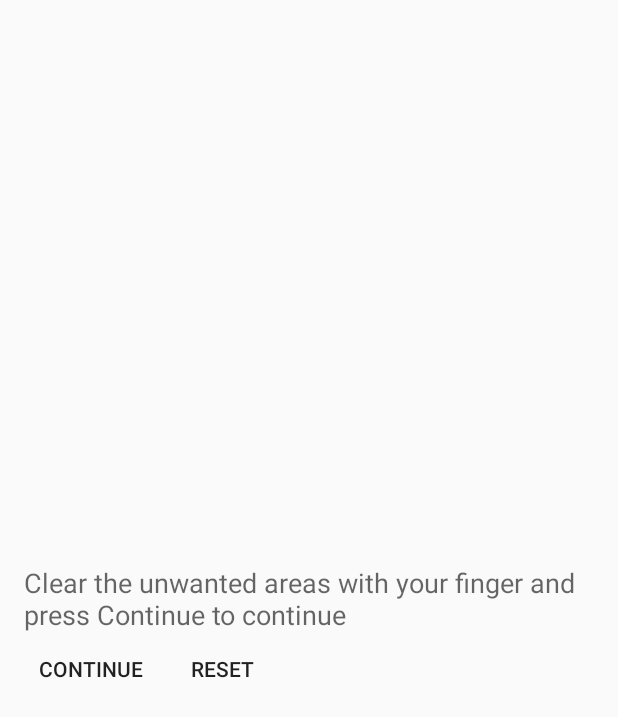
After one commit to donmyrmi/floraclassificationapplication, an Android app: the layout clean_flower_layout.xml on its own in the app's theme, with its tools: preview values and no code run, on a phone screen of 412 x 824 dp. The commit adds this screen. Shown: the top 717 px of the screen. Run offline under Robolectric (Android 15) with nearby library versions, the phone set to English and light mode, and no system bars.

Commit message:
Hand clean
Added cleaning area by hand
Moved consuming methods to async tasks
some other minor improvments

```diff
--- a/app/src/main/java/com/sn/floraclassificationapplication/GPSTracker.java
+++ b/app/src/main/java/com/sn/floraclassificationapplication/GPSTracker.java
@@ -46,6 +46,7 @@ public class GPSTracker extends Service implements LocationListener {
         getLocation();
     }
 
+
     public Location getLocation() {
         try {
             locationManager = (LocationManager) mContext
@@ -65,6 +66,7 @@ public class GPSTracker extends Service implements LocationListener {
                 this.canGetLocation = true;
                 // First get location from Network Provider
                 if (isNetworkEnabled) {
+
                     locationManager.requestLocationUpdates(
                             LocationManager.NETWORK_PROVIDER,
                             MIN_TIME_BW_UPDATES,
--- a/app/src/main/java/com/sn/floraclassificationapplication/classifier/ResultList.java
+++ b/app/src/main/java/com/sn/floraclassificationapplication/classifier/ResultList.java
@@ -42,7 +42,7 @@ public class ResultList extends ArrayAdapter<String> {
 
         ImageView imageView = (ImageView) rowView.findViewById(R.id.img);
         Bitmap tempBi = BitmapFactory.decodeResource(context.getResources(), imageId[position]);
-        tempBi = ic.getRoundedShape(tempBi);
+        //tempBi = ic.getRoundedShape(tempBi);
 
 
         upTxtTitle.setText(upTxt[position]);
--- a/app/src/main/java/com/sn/floraclassificationapplication/classifier/ShowValues.java
+++ b/app/src/main/java/com/sn/floraclassificationapplication/classifier/ShowValues.java
@@ -1,6 +1,7 @@
 package com.sn.floraclassificationapplication.classifier;
 
 import android.app.Activity;
+import android.graphics.Bitmap;
 import android.graphics.Color;
 import android.media.Image;
 import android.support.v7.app.AppCompatActivity;
@@ -14,6 +15,7 @@ import android.widget.Toast;
 import com.sn.floraclassificationapplication.Flower;
 import com.sn.floraclassificationapplication.MainActivity;
 import com.sn.floraclassificationapplication.R;
+import com.sn.floraclassificationapplication.segmenter.ImageController;
 
 import java.util.ArrayList;
 import java.util.List;
@@ -23,6 +25,7 @@ import java.util.List;
  */
 public class ShowValues {
     private final Flower flower;
+    private ImageController ic;
     private List<String> List_file;
     private ListView listView;
     private static int NUMBER_OF_VARIABLES = 8+3;
@@ -35,6 +38,7 @@ public class ShowValues {
         this.mainActivity = mainActivity;
         this.flower = currentFlower;
         List_file =new ArrayList<String>();
+        ic = ImageController.getInstance();
     }
 
     private void CreateListView()
@@ -48,6 +52,8 @@ public class ShowValues {
             strUpValues[i] = "HU"+(i+1);
             strDownValues[i] = Double.toString(moments[i]);
         }
+
+        // Add RGB
         strUpValues[8] = "R-avg";
         strUpValues[9] = "G-avg";
         strUpValues[10] = "B-avg";
--- /dev/null
+++ b/app/src/main/java/com/sn/floraclassificationapplication/segmenter/DrawingView.java
@@ -0,0 +1,155 @@
+package com.sn.floraclassificationapplication.segmenter;
+
+import android.content.Context;
+import android.graphics.Bitmap;
+import android.graphics.Canvas;
+import android.graphics.Color;
+import android.graphics.Paint;
+import android.graphics.Path;
+import android.graphics.PorterDuff;
+import android.graphics.PorterDuffXfermode;
+import android.util.AttributeSet;
+import android.view.MotionEvent;
+import android.view.View;
+
+
+/**
+ * Created by Nadav on 02-Dec-15.
+ */
+public class DrawingView extends View {
+
+    private Bitmap mBitmap;
+    private Canvas mCanvas;
+    private Path mPath;
+    private Paint mBitmapPaint;
+    Context context;
+    private Paint circlePaint;
+    private Path circlePath;
+    private Paint mPaint;
+    private Bitmap image;
+
+    public DrawingView(Context context) {
+        this(context, null);
+    }
+
+    public DrawingView(Context context, AttributeSet attrs) {
+        this(context, attrs, 0);
+    }
+
+    public DrawingView(Context context, AttributeSet attrs, int defStyle) {
+        super(context, attrs, defStyle);
+
+        this.context=context;
+        mPath = new Path();
+        mBitmapPaint = new Paint(Paint.DITHER_FLAG);
+        circlePaint = new Paint();
+        circlePath = new Path();
+
+        circlePaint.setAntiAlias(true);
+        circlePaint.setColor(Color.BLUE);
+        circlePaint.setStyle(Paint.Style.STROKE);
+        circlePaint.setStrokeJoin(Paint.Join.MITER);
+        circlePaint.setStrokeWidth(4f);
+
+        mPaint = new Paint();
+        mPaint.setAntiAlias(true);
+        mPaint.setDither(true);
+        mPaint.setColor(Color.TRANSPARENT);
+        mPaint.setXfermode(new PorterDuffXfermode(PorterDuff.Mode.CLEAR));
+        mPaint.setStyle(Paint.Style.STROKE);
+        mPaint.setStrokeJoin(Paint.Join.ROUND);
+        mPaint.setStrokeCap(Paint.Cap.ROUND);
+        mPaint.setStrokeWidth(36);
+    }
+
+
+
+    @Override
+    protected void onSizeChanged(int w, int h, int oldw, int oldh) {
+        super.onSizeChanged(w, h, oldw, oldh);
+
+        if (image!= null) {
+            mBitmap = image.copy(Bitmap.Config.ARGB_8888, true);
+            mCanvas = new Canvas(mBitmap);
+        }
+    }
+
+    protected  void setImage(Bitmap image) {
+        this.image = image;
+        mBitmap = image.copy(Bitmap.Config.ARGB_8888, true);
+        mCanvas = new Canvas(mBitmap);
+        invalidate();
+    }
+
+    @Override
+    protected void onDraw(Canvas canvas) {
+        super.onDraw(canvas);
+
+        canvas.drawBitmap(mBitmap, 0, 0, mBitmapPaint);
+        canvas.drawPath(mPath, mPaint);
+    }
+
+    private float mX, mY;
+    private static final float TOUCH_TOLERANCE = 4;
+
+    private void touch_start(float x, float y) {
+        mPath.reset();
+        mPath.moveTo(x, y);
+        mX = x;
+        mY = y;
+    }
+
+    private void touch_move(float x, float y) {
+        float dx = Math.abs(x - mX);
+        float dy = Math.abs(y - mY);
+        if (dx >= TOUCH_TOLERANCE || dy >= TOUCH_TOLERANCE) {
+            mPath.quadTo(mX, mY, (x + mX)/2, (y + mY)/2);
+            mX = x;
+            mY = y;
+
+            circlePath.reset();
+            //circlePath.addCircle(mX, mY, 30, Path.Direction.CW);
+        }
+    }
+
+    private void touch_up() {
+        mPath.lineTo(mX, mY);
+        circlePath.reset();
+        // commit the path to our offscreen
+        mCanvas.drawPath(mPath,  mPaint);
+        // kill this so we don't double draw
+        mPath.reset();
+    }
+
+    @Override
+    public boolean onTouchEvent(MotionEvent event) {
+        float x = event.getX();
+        float y = event.getY();
+
+        switch (event.getAction()) {
+            case MotionEvent.ACTION_DOWN:
+                touch_start(x, y);
+                invalidate();
+                break;
+            case MotionEvent.ACTION_MOVE:
+                touch_move(x, y);
+                invalidate();
+                break;
+            case MotionEvent.ACTION_UP:
+                touch_up();
+                invalidate();
+                break;
+        }
+        return true;
+    }
+
+    public void clear(){
+        mBitmap = image.copy(Bitmap.Config.ARGB_8888, true);
+        mCanvas = new Canvas(mBitmap);
+        invalidate();
+    }
+
+    public Bitmap saveImage() {
+        return mBitmap;
+    }
+}
--- a/app/src/main/java/com/sn/floraclassificationapplication/segmenter/ImageController.java
+++ b/app/src/main/java/com/sn/floraclassificationapplication/segmenter/ImageController.java
@@ -16,6 +16,7 @@ import android.graphics.Rect;
  */
 public class ImageController {
     private static ImageController ourInstance = new ImageController();
+    private static float CLEAN_THRESHOLD = 0.1f;
 
     public static ImageController getInstance() {
         return ourInstance;
@@ -71,7 +72,7 @@ public class ImageController {
         int targetWidth = scaleBitmapImage.getWidth();
         int targetHeight = scaleBitmapImage.getHeight();
         Bitmap targetBitmap = Bitmap.createBitmap(targetWidth,
-                targetHeight,Bitmap.Config.ARGB_8888);
+                targetHeight, Bitmap.Config.ARGB_8888);
 
         Canvas canvas = new Canvas(targetBitmap);
         Path path = new Path();
--- /dev/null
+++ b/app/src/main/res/layout/clean_flower_layout.xml
@@ -0,0 +1,62 @@
+<?xml version="1.0" encoding="utf-8"?>
+<RelativeLayout xmlns:android="http://schemas.android.com/apk/res/android"
+    xmlns:tools="http://schemas.android.com/tools" android:layout_width="match_parent"
+    android:layout_height="match_parent" android:paddingLeft="@dimen/activity_horizontal_margin"
+    android:paddingRight="@dimen/activity_horizontal_margin"
+    android:paddingTop="@dimen/activity_vertical_margin"
+    android:paddingBottom="@dimen/activity_vertical_margin" tools:context=".MainActivity">
+
+    <LinearLayout
+        android:orientation="vertical"
+        android:layout_width="match_parent"
+        android:layout_height="match_parent">
+
+        <com.sn.floraclassificationapplication.segmenter.DrawingView
+            android:layout_width="match_parent"
+            android:layout_height="360dp"
+            android:adjustViewBounds="true"
+            android:id="@+id/cleanFlowerView"
+            android:layout_above="@+id/yesButton"
+/>
+
+        <LinearLayout
+            android:orientation="vertical"
+            android:layout_width="match_parent"
+            android:layout_height="match_parent"
+            android:layout_alignParentBottom="true"
+            android:layout_alignParentStart="true"
+            android:weightSum="1">
+
+            <TextView
+                android:layout_width="wrap_content"
+                android:layout_height="wrap_content"
+                android:textAppearance="?android:attr/textAppearanceMedium"
+                android:text="Clear the unwanted areas with your finger and press Continue to continue"
+                android:id="@+id/cleanTextView" />
+
+            <LinearLayout
+                android:orientation="horizontal"
+                android:layout_width="match_parent"
+                android:layout_height="wrap_content" >
+
+                <Button
+                    style="@android:style/Holo.Light.ButtonBar.AlertDialog"
+                    android:layout_width="wrap_content"
+                    android:layout_height="wrap_content"
+                    android:text="Continue"
+                    android:id="@+id/cleanContButton" />
+
+                <Button
+                    style="@android:style/Holo.Light.ButtonBar.AlertDialog"
+                    android:layout_width="wrap_content"
+                    android:layout_height="wrap_content"
+                    android:text="Reset"
+                    android:id="@+id/cleanResetButton" />
+
+            </LinearLayout>
+
+        </LinearLayout>
+
+    </LinearLayout>
+
+</RelativeLayout>
```
Also changed, not shown: app/src/main/AndroidManifest.xml (+8 -0 lines), app/src/main/java/com/sn/floraclassificationapplication/Flower.java (+5 -10 lines), app/src/main/java/com/sn/floraclassificationapplication/MainActivity.java (+2 -5 lines), app/src/main/java/com/sn/floraclassificationapplication/segmenter/CleanActivity.java (added, +72 -0 lines), app/src/main/java/com/sn/floraclassificationapplication/segmenter/SegmentationController.java (+76 -10 lines), app/src/main/res/layout/confirm_dialog.xml (added, +35 -0 lines).
